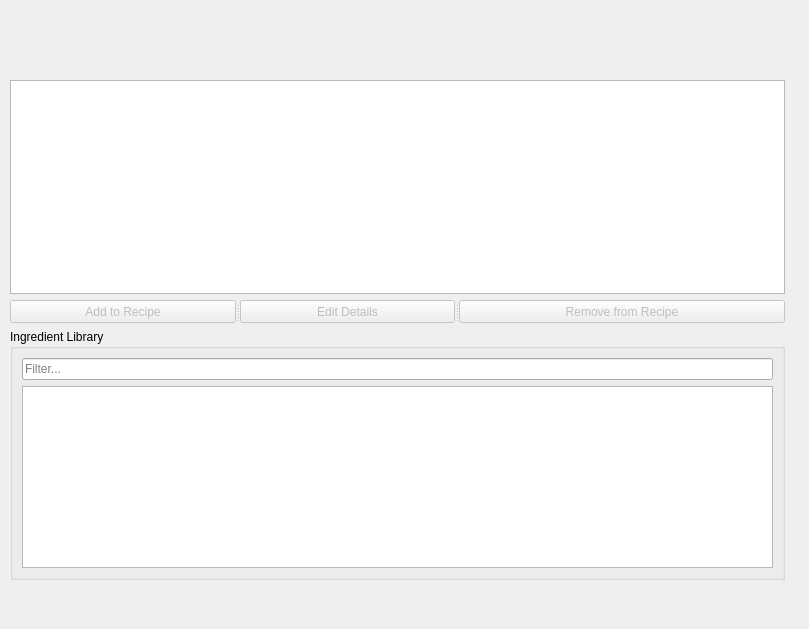
Qt form GUI/Design/TabFermentation.ui (jwjulien/alphabrew) before a commit.
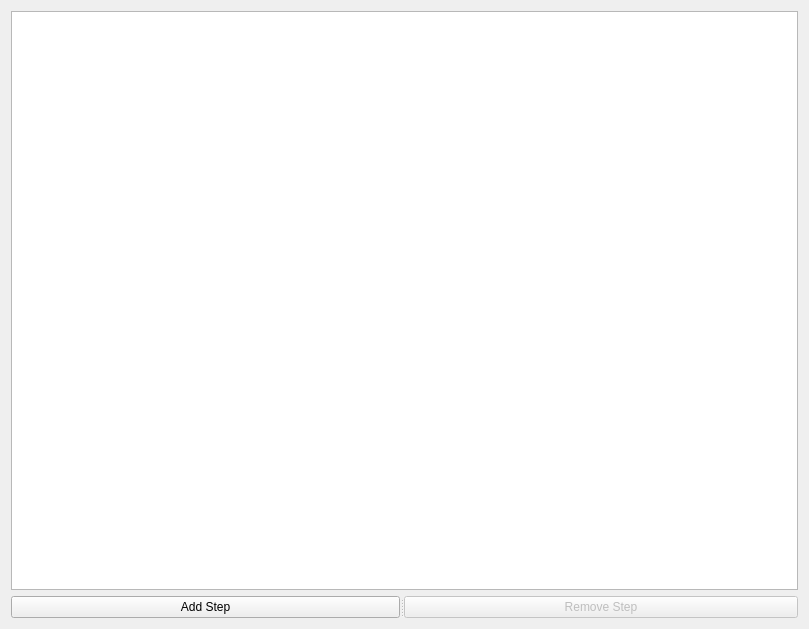
The same form after that commit.

Commit message: put Columns back to previous version including formatting but added support for recursive attribute lookups

```diff
--- a/GUI/Design/TabFermentation.ui
+++ b/GUI/Design/TabFermentation.ui
@@ -13,15 +13,9 @@
   <property name="windowTitle">
    <string>Form</string>
   </property>
-  <widget class="QTableView" name="ingredients">
-   <property name="geometry">
-    <rect>
-     <x>10</x>
-     <y>80</y>
-     <width>775</width>
-     <height>214</height>
-    </rect>
-   </property>
+  <layout class="QGridLayout" name="gridLayout">
+   <item row="0" column="0">
+    <widget class="QTableView" name="steps">
    <property name="sizePolicy">
     <sizepolicy hsizetype="Expanding" vsizetype="Expanding">
      <horstretch>0</horstretch>
@@ -43,67 +37,17 @@
    <property name="selectionBehavior">
     <enum>QAbstractItemView::SelectRows</enum>
    </property>
-  </widget>
-  <widget class="QGroupBox" name="group_fermentables">
-   <property name="geometry">
-    <rect>
-     <x>10</x>
-     <y>329</y>
-     <width>775</width>
-     <height>251</height>
-    </rect>
-   </property>
-   <property name="title">
-    <string>Ingredient Library</string>
-   </property>
-   <layout class="QGridLayout" name="gridLayout_2">
-    <item row="0" column="0">
-     <widget class="QLineEdit" name="filter">
-      <property name="placeholderText">
-       <string>Filter...</string>
-      </property>
+     <attribute name="verticalHeaderVisible">
+      <bool>false</bool>
+     </attribute>
      </widget>
     </item>
     <item row="1" column="0">
-     <widget class="QTableView" name="library">
-      <property name="sizePolicy">
-       <sizepolicy hsizetype="Expanding" vsizetype="Expanding">
-        <horstretch>0</horstretch>
-        <verstretch>0</verstretch>
-       </sizepolicy>
-      </property>
-      <property name="editTriggers">
-       <set>QAbstractItemView::NoEditTriggers</set>
-      </property>
-      <property name="alternatingRowColors">
-       <bool>true</bool>
-      </property>
-      <property name="selectionBehavior">
-       <enum>QAbstractItemView::SelectRows</enum>
-      </property>
-      <property name="sortingEnabled">
-       <bool>true</bool>
-      </property>
-     </widget>
-    </item>
-   </layout>
-  </widget>
-  <widget class="QSplitter" name="splitter">
-   <property name="geometry">
-    <rect>
-     <x>10</x>
-     <y>300</y>
-     <width>775</width>
-     <height>23</height>
-    </rect>
-   </property>
+    <widget class="QSplitter" name="s">
    <property name="orientation">
     <enum>Qt::Horizontal</enum>
    </property>
    <widget class="QPushButton" name="add">
-    <property name="enabled">
-     <bool>false</bool>
-    </property>
     <property name="sizePolicy">
      <sizepolicy hsizetype="Minimum" vsizetype="Fixed">
       <horstretch>1</horstretch>
@@ -111,21 +55,7 @@
      </sizepolicy>
     </property>
     <property name="text">
-     <string>Add to Recipe</string>
-    </property>
-   </widget>
-   <widget class="QPushButton" name="edit">
-    <property name="enabled">
-     <bool>false</bool>
-    </property>
-    <property name="sizePolicy">
-     <sizepolicy hsizetype="Minimum" vsizetype="Fixed">
-      <horstretch>1</horstretch>
-      <verstretch>0</verstretch>
-     </sizepolicy>
-    </property>
-    <property name="text">
-     <string>Edit Details</string>
+       <string>Add Step</string>
     </property>
    </widget>
    <widget class="QPushButton" name="remove">
@@ -139,10 +69,12 @@
      </sizepolicy>
     </property>
     <property name="text">
-     <string>Remove from Recipe</string>
+       <string>Remove Step</string>
     </property>
    </widget>
   </widget>
+   </item>
+  </layout>
  </widget>
  <resources/>
  <connections/>
```
Lines whose indentation alone changed are shown as unchanged. The commit also changes 8 other files.
